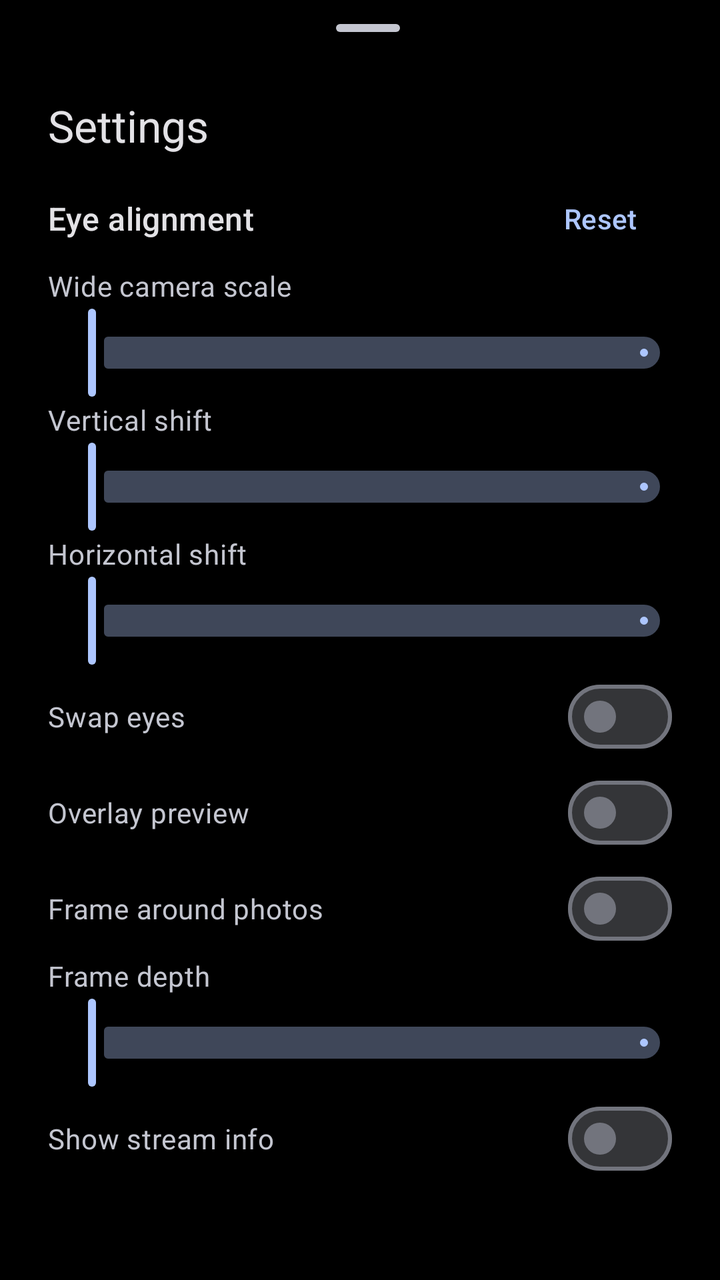
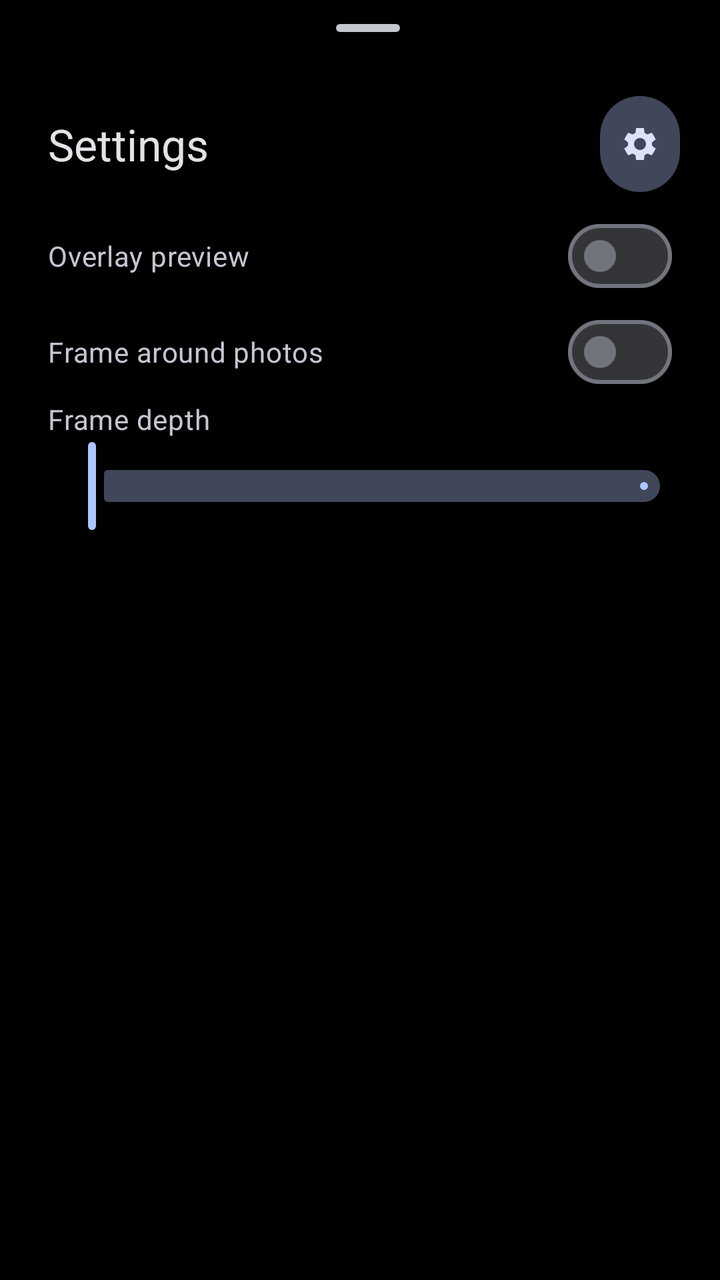

The first picture is an Android layout as it rendered before a commit; the second is the same layout after the commit. The layout source and the unified diff follow.
<!-- AndroidManifest.xml: application theme Theme.My3DCamera -->
<!-- res/layout/sheet_settings.xml -->
<?xml version="1.0" encoding="utf-8"?>
<androidx.core.widget.NestedScrollView xmlns:android="http://schemas.android.com/apk/res/android"
    xmlns:app="http://schemas.android.com/apk/res-auto"
    android:layout_width="match_parent"
    android:layout_height="wrap_content">

    <LinearLayout
        android:layout_width="match_parent"
        android:layout_height="wrap_content"
        android:orientation="vertical"
        android:paddingStart="24dp"
        android:paddingEnd="16dp"
        android:paddingBottom="24dp">

        <com.google.android.material.bottomsheet.BottomSheetDragHandleView
            android:layout_width="match_parent"
            android:layout_height="wrap_content" />

        <TextView
            android:layout_width="wrap_content"
            android:layout_height="wrap_content"
            android:layout_marginBottom="8dp"
            android:text="@string/settings"
            android:textAppearance="?attr/textAppearanceTitleLarge"
            android:textColor="?attr/colorOnSurface" />

        <LinearLayout
            android:layout_width="match_parent"
            android:layout_height="wrap_content"
            android:gravity="center_vertical"
            android:orientation="horizontal">

            <TextView
                android:layout_width="0dp"
                android:layout_height="wrap_content"
                android:layout_weight="1"
                android:text="@string/calibration_title"
                android:textAppearance="?attr/textAppearanceTitleMedium" />

            <com.google.android.material.button.MaterialButton
                android:id="@+id/resetCalibrationButton"
                style="?attr/borderlessButtonStyle"
                android:layout_width="wrap_content"
                android:layout_height="wrap_content"
                android:text="@string/reset_calibration" />
        </LinearLayout>

        <LinearLayout
            android:layout_width="match_parent"
            android:layout_height="wrap_content"
            android:layout_marginEnd="8dp"
            android:orientation="horizontal">

            <TextView
                android:layout_width="0dp"
                android:layout_height="wrap_content"
                android:layout_weight="1"
                android:text="@string/calibration_scale"
                android:textAppearance="?attr/textAppearanceBodyMedium"
                android:textColor="?attr/colorOnSurfaceVariant" />

            <TextView
                android:id="@+id/scaleValue"
                android:layout_width="wrap_content"
                android:layout_height="wrap_content"
                android:textAppearance="?attr/textAppearanceBodyMedium" />
        </LinearLayout>

        <com.google.android.material.slider.Slider
            android:id="@+id/scaleSlider"
            android:layout_width="match_parent"
            android:layout_height="wrap_content"
            android:contentDescription="@string/calibration_scale"
            android:stepSize="1"
            android:valueFrom="0"
            android:valueTo="200"
            app:labelBehavior="gone"
            app:tickVisible="false" />

        <LinearLayout
            android:layout_width="match_parent"
            android:layout_height="wrap_content"
            android:layout_marginEnd="8dp"
            android:orientation="horizontal">

            <TextView
                android:layout_width="0dp"
                android:layout_height="wrap_content"
                android:layout_weight="1"
                android:text="@string/calibration_vertical"
                android:textAppearance="?attr/textAppearanceBodyMedium"
                android:textColor="?attr/colorOnSurfaceVariant" />

            <TextView
                android:id="@+id/verticalValue"
                android:layout_width="wrap_content"
                android:layout_height="wrap_content"
                android:textAppearance="?attr/textAppearanceBodyMedium" />
        </LinearLayout>

        <com.google.android.material.slider.Slider
            android:id="@+id/verticalSlider"
            android:layout_width="match_parent"
            android:layout_height="wrap_content"
            android:contentDescription="@string/calibration_vertical"
            android:stepSize="1"
            android:valueFrom="0"
            android:valueTo="200"
            app:labelBehavior="gone"
            app:tickVisible="false" />

        <LinearLayout
            android:layout_width="match_parent"
            android:layout_height="wrap_content"
            android:layout_marginEnd="8dp"
            android:orientation="horizontal">

            <TextView
                android:layout_width="0dp"
                android:layout_height="wrap_content"
                android:layout_weight="1"
                android:text="@string/calibration_horizontal"
                android:textAppearance="?attr/textAppearanceBodyMedium"
                android:textColor="?attr/colorOnSurfaceVariant" />

            <TextView
                android:id="@+id/horizontalValue"
                android:layout_width="wrap_content"
                android:layout_height="wrap_content"
                android:textAppearance="?attr/textAppearanceBodyMedium" />
        </LinearLayout>

        <com.google.android.material.slider.Slider
            android:id="@+id/horizontalSlider"
            android:layout_width="match_parent"
            android:layout_height="wrap_content"
            android:contentDescription="@string/calibration_horizontal"
            android:stepSize="1"
            android:valueFrom="0"
            android:valueTo="200"
            app:labelBehavior="gone"
            app:tickVisible="false" />

        
        <com.google.android.material.materialswitch.MaterialSwitch
            android:id="@+id/swapEyesSwitch"
            android:layout_width="match_parent"
            android:layout_height="wrap_content"
            android:layout_marginEnd="8dp"
            android:text="@string/swap_eyes"
            android:textAppearance="?attr/textAppearanceBodyMedium"
            android:textColor="?attr/colorOnSurfaceVariant" />

        
        <com.google.android.material.materialswitch.MaterialSwitch
            android:id="@+id/overlaySwitch"
            android:layout_width="match_parent"
            android:layout_height="wrap_content"
            android:layout_marginEnd="8dp"
            android:text="@string/overlay_preview"
            android:textAppearance="?attr/textAppearanceBodyMedium"
            android:textColor="?attr/colorOnSurfaceVariant" />

        
        <com.google.android.material.materialswitch.MaterialSwitch
            android:id="@+id/eyeFrameSwitch"
            android:layout_width="match_parent"
            android:layout_height="wrap_content"
            android:layout_marginEnd="8dp"
            android:text="@string/eye_frame"
            android:textAppearance="?attr/textAppearanceBodyMedium"
            android:textColor="?attr/colorOnSurfaceVariant" />

        
        <LinearLayout
            android:id="@+id/frameShiftRow"
            android:layout_width="match_parent"
            android:layout_height="wrap_content"
            android:layout_marginEnd="8dp"
            android:orientation="horizontal">

            <TextView
                android:layout_width="0dp"
                android:layout_height="wrap_content"
                android:layout_weight="1"
                android:text="@string/frame_shift"
                android:textAppearance="?attr/textAppearanceBodyMedium"
                android:textColor="?attr/colorOnSurfaceVariant" />

            <TextView
                android:id="@+id/frameShiftValue"
                android:layout_width="wrap_content"
                android:layout_height="wrap_content"
                android:textAppearance="?attr/textAppearanceBodyMedium" />
        </LinearLayout>

        <com.google.android.material.slider.Slider
            android:id="@+id/frameShiftSlider"
            android:layout_width="match_parent"
            android:layout_height="wrap_content"
            android:contentDescription="@string/frame_shift"
            android:stepSize="1"
            android:valueFrom="0"
            android:valueTo="200"
            app:labelBehavior="gone"
            app:tickVisible="false" />

        
        <com.google.android.material.materialswitch.MaterialSwitch
            android:id="@+id/streamInfoSwitch"
            android:layout_width="match_parent"
            android:layout_height="wrap_content"
            android:layout_marginEnd="8dp"
            android:text="@string/show_stream_info"
            android:textAppearance="?attr/textAppearanceBodyMedium"
            android:textColor="?attr/colorOnSurfaceVariant" />
    </LinearLayout>
</androidx.core.widget.NestedScrollView>
<!-- resources referenced by this layout -->
<resources>
  <string name="calibration_horizontal">Horizontal shift</string>
  <string name="calibration_scale">Wide camera scale</string>
  <string name="calibration_title">Eye alignment</string>
  <string name="calibration_vertical">Vertical shift</string>
  <string name="eye_frame">Frame around photos</string>
  <string name="frame_shift">Frame depth</string>
  <string name="overlay_preview">Overlay preview</string>
  <string name="reset_calibration">Reset</string>
  <string name="settings">Settings</string>
  <string name="show_stream_info">Show stream info</string>
  <string name="swap_eyes">Swap eyes</string>
  <style name="Theme.My3DCamera" parent="Theme.Material3.DynamicColors.Dark.NoActionBar">
          <item name="android:windowBackground">@color/black</item>
          <item name="android:statusBarColor">@color/black</item>
          <item name="android:navigationBarColor">@color/black</item>
      </style>
  <color name="black">#FF000000</color>
</resources>

<!-- the commit's change to res/layout/sheet_settings.xml (unified diff, before → after) -->
@@ -16,17 +16,10 @@
             android:layout_width="match_parent"
             android:layout_height="wrap_content" />
 
-        <TextView
-            android:layout_width="wrap_content"
-            android:layout_height="wrap_content"
-            android:layout_marginBottom="8dp"
-            android:text="@string/settings"
-            android:textAppearance="?attr/textAppearanceTitleLarge"
-            android:textColor="?attr/colorOnSurface" />
-
         <LinearLayout
             android:layout_width="match_parent"
             android:layout_height="wrap_content"
+            android:layout_marginBottom="8dp"
             android:gravity="center_vertical"
             android:orientation="horizontal">
 
@@ -34,122 +27,19 @@
                 android:layout_width="0dp"
                 android:layout_height="wrap_content"
                 android:layout_weight="1"
-                android:text="@string/calibration_title"
-                android:textAppearance="?attr/textAppearanceTitleMedium" />
+                android:text="@string/settings"
+                android:textAppearance="?attr/textAppearanceTitleLarge"
+                android:textColor="?attr/colorOnSurface" />
 
+            
             <com.google.android.material.button.MaterialButton
-                android:id="@+id/resetCalibrationButton"
-                style="?attr/borderlessButtonStyle"
-                android:layout_width="wrap_content"
-                android:layout_height="wrap_content"
-                android:text="@string/reset_calibration" />
+                android:id="@+id/moreSettingsButton"
+                style="@style/Widget.My3DCamera.IconButton"
+                android:layout_width="48dp"
+                android:layout_height="48dp"
+                android:contentDescription="@string/more_settings"
+                app:icon="@drawable/ic_settings" />
         </LinearLayout>
-
-        <LinearLayout
-            android:layout_width="match_parent"
-            android:layout_height="wrap_content"
-            android:layout_marginEnd="8dp"
-            android:orientation="horizontal">
-
-            <TextView
-                android:layout_width="0dp"
-                android:layout_height="wrap_content"
-                android:layout_weight="1"
-                android:text="@string/calibration_scale"
-                android:textAppearance="?attr/textAppearanceBodyMedium"
-                android:textColor="?attr/colorOnSurfaceVariant" />
-
-            <TextView
-                android:id="@+id/scaleValue"
-                android:layout_width="wrap_content"
-                android:layout_height="wrap_content"
-                android:textAppearance="?attr/textAppearanceBodyMedium" />
-        </LinearLayout>
-
-        <com.google.android.material.slider.Slider
-            android:id="@+id/scaleSlider"
-            android:layout_width="match_parent"
-            android:layout_height="wrap_content"
-            android:contentDescription="@string/calibration_scale"
-            android:stepSize="1"
-            android:valueFrom="0"
-            android:valueTo="200"
-            app:labelBehavior="gone"
-            app:tickVisible="false" />
-
-        <LinearLayout
-            android:layout_width="match_parent"
-            android:layout_height="wrap_content"
-            android:layout_marginEnd="8dp"
-            android:orientation="horizontal">
-
-            <TextView
-                android:layout_width="0dp"
-                android:layout_height="wrap_content"
-                android:layout_weight="1"
-                android:text="@string/calibration_vertical"
-                android:textAppearance="?attr/textAppearanceBodyMedium"
-                android:textColor="?attr/colorOnSurfaceVariant" />
-
-            <TextView
-                android:id="@+id/verticalValue"
-                android:layout_width="wrap_content"
-                android:layout_height="wrap_content"
-                android:textAppearance="?attr/textAppearanceBodyMedium" />
-        </LinearLayout>
-
-        <com.google.android.material.slider.Slider
-            android:id="@+id/verticalSlider"
-            android:layout_width="match_parent"
-            android:layout_height="wrap_content"
-            android:contentDescription="@string/calibration_vertical"
-            android:stepSize="1"
-            android:valueFrom="0"
-            android:valueTo="200"
-            app:labelBehavior="gone"
-            app:tickVisible="false" />
-
-        <LinearLayout
-            android:layout_width="match_parent"
-            android:layout_height="wrap_content"
-            android:layout_marginEnd="8dp"
-            android:orientation="horizontal">
-
-            <TextView
-                android:layout_width="0dp"
-                android:layout_height="wrap_content"
-                android:layout_weight="1"
-                android:text="@string/calibration_horizontal"
-                android:textAppearance="?attr/textAppearanceBodyMedium"
-                android:textColor="?attr/colorOnSurfaceVariant" />
-
-            <TextView
-                android:id="@+id/horizontalValue"
-                android:layout_width="wrap_content"
-                android:layout_height="wrap_content"
-                android:textAppearance="?attr/textAppearanceBodyMedium" />
-        </LinearLayout>
-
-        <com.google.android.material.slider.Slider
-            android:id="@+id/horizontalSlider"
-            android:layout_width="match_parent"
-            android:layout_height="wrap_content"
-            android:contentDescription="@string/calibration_horizontal"
-            android:stepSize="1"
-            android:valueFrom="0"
-            android:valueTo="200"
-            app:labelBehavior="gone"
-            app:tickVisible="false" />
-
-        
-        <com.google.android.material.materialswitch.MaterialSwitch
-            android:id="@+id/swapEyesSwitch"
-            android:layout_width="match_parent"
-            android:layout_height="wrap_content"
-            android:layout_marginEnd="8dp"
-            android:text="@string/swap_eyes"
-            android:textAppearance="?attr/textAppearanceBodyMedium"
-            android:textColor="?attr/colorOnSurfaceVariant" />
 
         
         <com.google.android.material.materialswitch.MaterialSwitch
@@ -204,15 +94,5 @@
             android:valueTo="200"
             app:labelBehavior="gone"
             app:tickVisible="false" />
-
-        
-        <com.google.android.material.materialswitch.MaterialSwitch
-            android:id="@+id/streamInfoSwitch"
-            android:layout_width="match_parent"
-            android:layout_height="wrap_content"
-            android:layout_marginEnd="8dp"
-            android:text="@string/show_stream_info"
-            android:textAppearance="?attr/textAppearanceBodyMedium"
-            android:textColor="?attr/colorOnSurfaceVariant" />
     </LinearLayout>
 </androidx.core.widget.NestedScrollView>
<!-- resource entries referenced after the edit -->
@@ -1,21 +1,36 @@
 <!-- resources referenced by this layout -->
 <resources>
-  <string name="calibration_horizontal">Horizontal shift</string>
-  <string name="calibration_scale">Wide camera scale</string>
-  <string name="calibration_title">Eye alignment</string>
-  <string name="calibration_vertical">Vertical shift</string>
+  <!-- drawable ic_settings (drawable) -->
+  <vector xmlns:android="http://schemas.android.com/apk/res/android"
+      android:width="24dp"
+      android:height="24dp"
+      android:viewportWidth="24"
+      android:viewportHeight="24">
+      <path
+          android:fillColor="@color/white"
+          android:pathData="M19.14,12.94c0.04,-0.3 0.06,-0.61 0.06,-0.94c0,-0.32 -0.02,-0.64 -0.07,-0.94l2.03,-1.58c0.18,-0.14 0.23,-0.41 0.12,-0.61l-1.92,-3.32c-0.12,-0.22 -0.37,-0.29 -0.59,-0.22l-2.39,0.96c-0.5,-0.38 -1.03,-0.7 -1.62,-0.94L14.4,2.81c-0.04,-0.24 -0.24,-0.41 -0.48,-0.41h-3.84c-0.24,0 -0.43,0.17 -0.47,0.41L9.25,5.35C8.66,5.59 8.12,5.92 7.63,6.29L5.24,5.33c-0.22,-0.08 -0.47,0 -0.59,0.22L2.74,8.87C2.62,9.08 2.66,9.34 2.86,9.48l2.03,1.58C4.84,11.36 4.8,11.69 4.8,12s0.02,0.64 0.07,0.94l-2.03,1.58c-0.18,0.14 -0.23,0.41 -0.12,0.61l1.92,3.32c0.12,0.22 0.37,0.29 0.59,0.22l2.39,-0.96c0.5,0.38 1.03,0.7 1.62,0.94l0.36,2.54c0.05,0.24 0.24,0.41 0.48,0.41h3.84c0.24,0 0.44,-0.17 0.47,-0.41l0.36,-2.54c0.59,-0.24 1.13,-0.56 1.62,-0.94l2.39,0.96c0.22,0.08 0.47,0 0.59,-0.22l1.92,-3.32c0.12,-0.22 0.07,-0.47 -0.12,-0.61L19.14,12.94zM12,15.6c-1.98,0 -3.6,-1.62 -3.6,-3.6s1.62,-3.6 3.6,-3.6s3.6,1.62 3.6,3.6S13.98,15.6 12,15.6z" />
+  </vector>
   <string name="eye_frame">Frame around photos</string>
   <string name="frame_shift">Frame depth</string>
+  <string name="more_settings">More settings</string>
   <string name="overlay_preview">Overlay preview</string>
-  <string name="reset_calibration">Reset</string>
   <string name="settings">Settings</string>
-  <string name="show_stream_info">Show stream info</string>
-  <string name="swap_eyes">Swap eyes</string>
+  <style name="Widget.My3DCamera.IconButton" parent="Widget.Material3.Button.IconButton.Filled.Tonal">
+          <item name="android:padding">0dp</item>
+          <item name="android:insetTop">0dp</item>
+          <item name="android:insetBottom">0dp</item>
+          <item name="iconGravity">textStart</item>
+          <item name="iconPadding">0dp</item>
+      </style>
   <style name="Theme.My3DCamera" parent="Theme.Material3.DynamicColors.Dark.NoActionBar">
           <item name="android:windowBackground">@color/black</item>
-          <item name="android:statusBarColor">@color/black</item>
-          <item name="android:navigationBarColor">@color/black</item>
+          <item name="bottomSheetDialogTheme">@style/ThemeOverlay.My3DCamera.BottomSheetDialog</item>
       </style>
+  <color name="white">#FFFFFFFF</color>
   <color name="black">#FF000000</color>
+  <style name="ThemeOverlay.My3DCamera.BottomSheetDialog" parent="ThemeOverlay.Material3.BottomSheetDialog">
+          <item name="android:navigationBarColor">@android:color/transparent</item>
+          <item name="enableEdgeToEdge">true</item>
+      </style>
 </resources>
 
